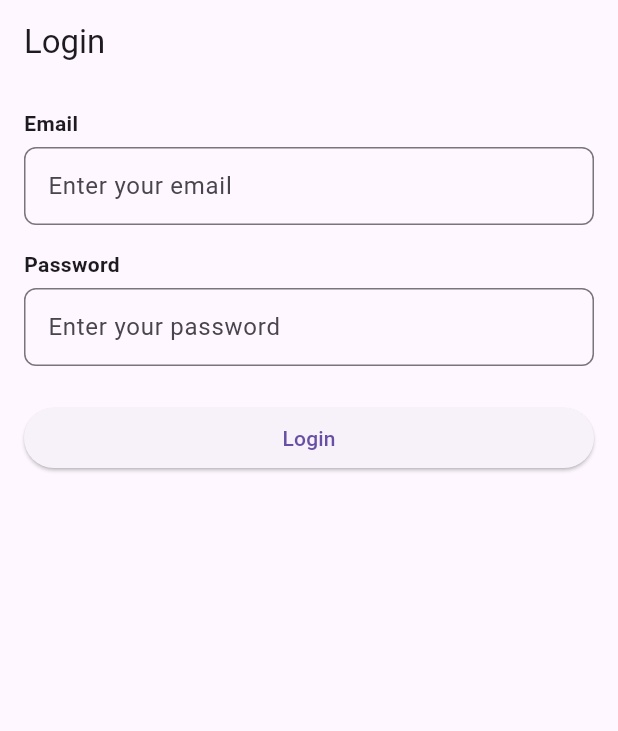
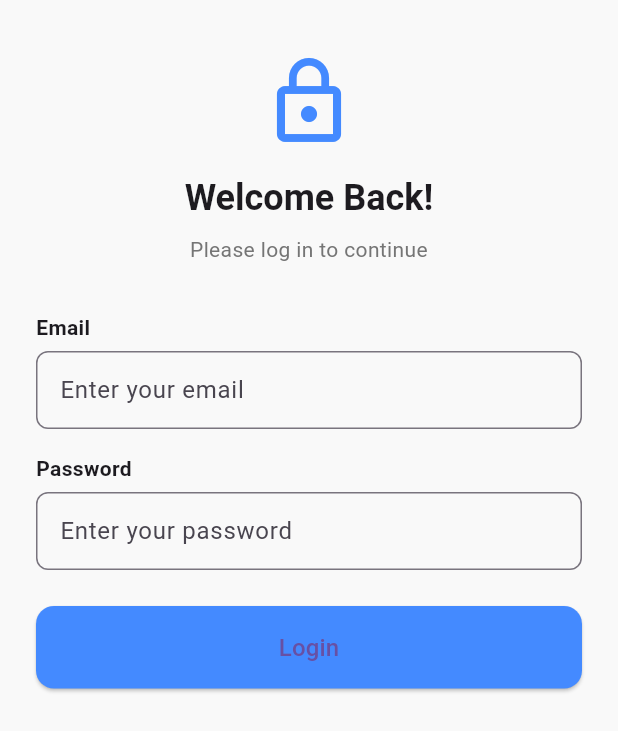
Before and after one commit to najeebnaju512/machine_test_luminar, a Flutter app: the screen it shows after launch, on a phone screen of 412 x 824 dp. Shown: the top 731 px of the screen. Run offline on Flutter 3.47's test engine with Material 3 defaults, Android fonts, the phone set to English and light mode, and no system bars; our stand-ins replace dio, get, go_router, hive, hive_flutter, url_strategy; accounts and stored records are empty.

Commit message:
Enhance login screen UI and functionality. Updated layout with a welcoming message and improved styling. Added support for password obscuring in the CustomTextFormField. Refactored form validation logic for better readability.

```diff
--- a/lib/screens/un_authenticated/login/view.dart
+++ b/lib/screens/un_authenticated/login/view.dart
@@ -15,31 +15,54 @@ class _LoginScreenState extends State<LoginScreen> {
   late LoginController controller;
 
   final String tag = fnTagGenerator();
+
   @override
   void initState() {
     controller = Get.put(LoginController(), tag: tag);
-
     super.initState();
   }
 
   @override
   void dispose() {
     Get.delete<LoginController>(tag: tag);
-
     super.dispose();
   }
 
   @override
   Widget build(BuildContext context) {
     return Scaffold(
-      appBar: AppBar(title: const Text('Login')),
-      body: Padding(
-        padding: const EdgeInsets.all(16),
+      backgroundColor: const Color(0xFFF9F9F9),
+      body: SafeArea(
+        child: SingleChildScrollView(
+          padding: const EdgeInsets.symmetric(horizontal: 24, vertical: 36),
           child: Form(
             key: controller.formKey,
             child: Column(
               crossAxisAlignment: CrossAxisAlignment.stretch,
               children: [
+                const Icon(
+                  Icons.lock_outline,
+                  size: 64,
+                  color: Colors.blueAccent,
+                ),
+                const SizedBox(height: 16),
+                Text(
+                  'Welcome Back!',
+                  style: Theme.of(context).textTheme.headlineSmall?.copyWith(
+                    fontWeight: FontWeight.bold,
+                  ),
+                  textAlign: TextAlign.center,
+                ),
+                const SizedBox(height: 8),
+                Text(
+                  'Please log in to continue',
+                  style: Theme.of(
+                    context,
+                  ).textTheme.bodyMedium?.copyWith(color: Colors.grey[600]),
+                  textAlign: TextAlign.center,
+                ),
+                const SizedBox(height: 32),
+
                 CustomTextFormField(
                   label: 'Email',
                   hintText: 'Enter your email',
@@ -51,57 +74,37 @@ class _LoginScreenState extends State<LoginScreen> {
                   ],
                 ),
                 const SizedBox(height: 16),
+
                 CustomTextFormField(
                   label: 'Password',
                   hintText: 'Enter your password',
                   controller: controller.passwordController,
                   keyboardType: TextInputType.visiblePassword,
+                  obscureText: true,
                   validationTypes: [
                     ValidationType.required,
                     ValidationType.minLength,
                   ],
                   minLength: 6,
                 ),
+
                 const SizedBox(height: 24),
                 ElevatedButton(
-                onPressed: () {
-                  controller.onSubmit();
-                },
-                child: const Text("Login"),
+                  style: ElevatedButton.styleFrom(
+                    padding: const EdgeInsets.symmetric(vertical: 16),
+                    shape: RoundedRectangleBorder(
+                      borderRadius: BorderRadius.circular(12),
+                    ),
+                    backgroundColor: Colors.blueAccent,
+                  ),
+                  onPressed: controller.onSubmit,
+                  child: const Text("Login", style: TextStyle(fontSize: 16)),
                 ),
               ],
+            ),
           ),
         ),
       ),
     );
   }
 }
-
-
-// import 'package:flutter/material.dart';
-// import 'custom_text_form_field.dart'; // Make sure this file contains your validated CustomTextFormField
-
-// class LoginPage extends StatelessWidget {
-//   LoginPage({super.key});
-
-//   final GlobalKey<FormState> _formKey = GlobalKey<FormState>();
-
-//   final TextEditingController _emailController = TextEditingController();
-//   final TextEditingController _passwordController = TextEditingController();
-
-//   void _submit() {
-//     if (_formKey.currentState?.validate() ?? false) {
-//       // Perform login
-//       debugPrint("Email: ${_emailController.text}");
-//       debugPrint("Password: ${_passwordController.text}");
-//       // Add your login API or logic here
-//     } else {
-//       debugPrint("Form is invalid");
-//     }
-//   }
-
-//   @override
-//   Widget build(BuildContext context) {
-//     return
-//   }
-// }
--- a/lib/widget/text_form_feild/widget.dart
+++ b/lib/widget/text_form_feild/widget.dart
@@ -26,22 +26,29 @@ class CustomValidators {
     for (final type in types) {
       switch (type) {
         case ValidationType.required:
-          if (value == null || value.trim().isEmpty) return '$label is required.';
+          if (value == null || value.trim().isEmpty)
+            return '$label is required.';
           break;
         case ValidationType.email:
           final regex = RegExp(r'^[\w\.-]+@[\w\.-]+\.\w+$');
-          if (value != null && !regex.hasMatch(value)) return 'Enter a valid email.';
+          if (value != null && !regex.hasMatch(value))
+            return 'Enter a valid email.';
           break;
         case ValidationType.number:
-          if (value != null && double.tryParse(value) == null) return 'Enter a valid number.';
+          if (value != null && double.tryParse(value) == null)
+            return 'Enter a valid number.';
           break;
         case ValidationType.phone:
           final regex = RegExp(r'^\+?[0-9]{7,15}$');
-          if (value != null && !regex.hasMatch(value)) return 'Enter a valid phone number.';
+          if (value != null && !regex.hasMatch(value))
+            return 'Enter a valid phone number.';
           break;
         case ValidationType.url:
-          final regex = RegExp(r'^(https?:\/\/)?([\w\-])+\.{1}([a-zA-Z]{2,63})([\/\w\-.]*)*\/?$');
-          if (value != null && !regex.hasMatch(value)) return 'Enter a valid URL.';
+          final regex = RegExp(
+            r'^(https?:\/\/)?([\w\-])+\.{1}([a-zA-Z]{2,63})([\/\w\-.]*)*\/?$',
+          );
+          if (value != null && !regex.hasMatch(value))
+            return 'Enter a valid URL.';
           break;
         case ValidationType.minLength:
           if (minLength != null && (value?.length ?? 0) < minLength) {
@@ -75,6 +82,9 @@ class CustomTextFormField extends FormField<String> {
 
   /// Makes the input non-editable
   final bool readOnly;
+
+  /// Makes the input obscure
+  final bool obscureText;
 
   /// Autofocus on screen load
   final bool autoFocus;
@@ -117,6 +127,7 @@ class CustomTextFormField extends FormField<String> {
     this.label,
     this.hintText,
     this.readOnly = false,
+    this.obscureText = false,
     this.autoFocus = false,
     this.controller,
     this.validationTypes,
@@ -141,13 +152,17 @@ class CustomTextFormField extends FormField<String> {
                )
              : null,
          builder: (field) {
-            final _CustomTextFormFieldState state = field as _CustomTextFormFieldState;
+           final _CustomTextFormFieldState state =
+               field as _CustomTextFormFieldState;
 
            return Column(
              crossAxisAlignment: CrossAxisAlignment.start,
              children: [
                if (label != null) ...[
-                  Text(label!, style: const TextStyle(fontWeight: FontWeight.w600)),
+                 Text(
+                   label!,
+                   style: const TextStyle(fontWeight: FontWeight.w600),
+                 ),
                  const SizedBox(height: 6),
                ],
                TextField(
@@ -158,6 +173,7 @@ class CustomTextFormField extends FormField<String> {
                  inputFormatters: inputFormatters,
                  autofocus: autoFocus,
                  readOnly: readOnly,
+                 obscureText: obscureText,
                  onChanged: (val) {
                    field.didChange(val);
                    onChanged?.call(val);
@@ -169,7 +185,10 @@ class CustomTextFormField extends FormField<String> {
                    border: OutlineInputBorder(
                      borderRadius: BorderRadius.circular(8),
                    ),
-                    contentPadding: const EdgeInsets.symmetric(horizontal: 12, vertical: 14),
+                   contentPadding: const EdgeInsets.symmetric(
+                     horizontal: 12,
+                     vertical: 14,
+                   ),
                  ),
                ),
              ],
@@ -208,7 +227,9 @@ class _CustomTextFormFieldState extends FormFieldState<String> {
 
   @override
   void dispose() {
-    (widget as CustomTextFormField).controller?.removeListener(_onExternalChanged);
+    (widget as CustomTextFormField).controller?.removeListener(
+      _onExternalChanged,
+    );
     _controller?.dispose();
     super.dispose();
   }
```
Lines whose indentation alone changed are shown as unchanged.
